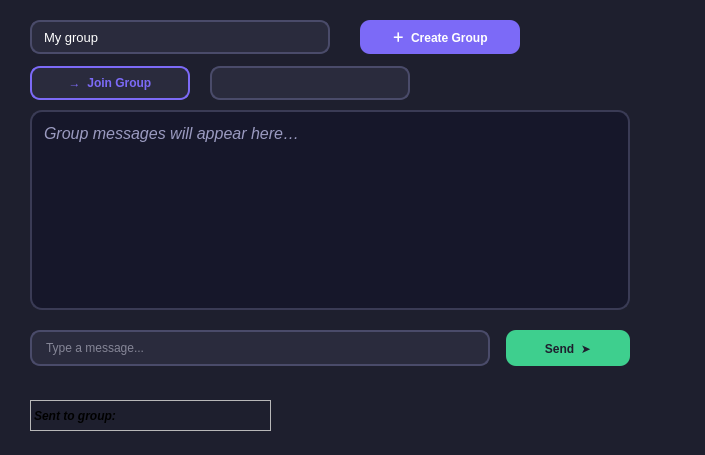
The window that src/gui/GroupWindow.ui (marwanH1795/Campus-Connect-Project-Sara---Karim---Mohamed---Marwan-) describes before a commit, drawn with Qt 5.
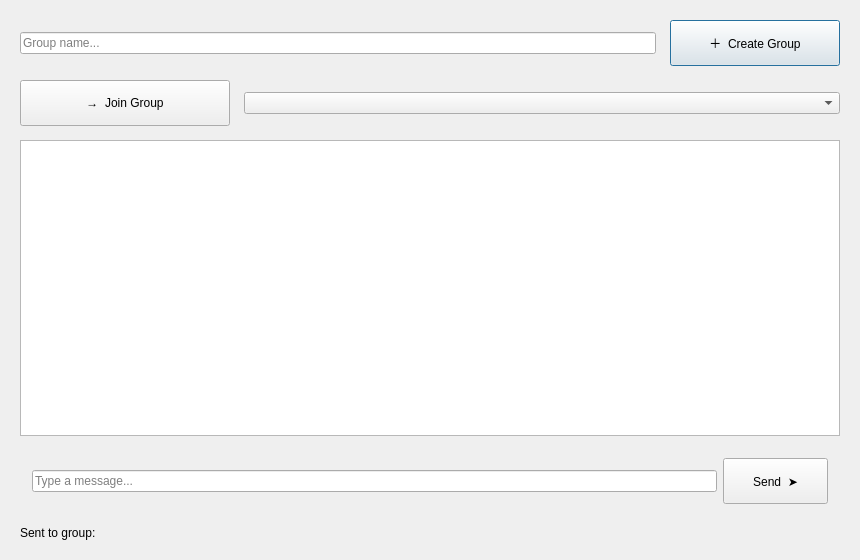
The same window after the commit.

Diff of the .ui file:
```diff
--- a/src/gui/GroupWindow.ui
+++ b/src/gui/GroupWindow.ui
@@ -6,281 +6,168 @@
    <rect>
     <x>0</x>
     <y>0</y>
-    <width>705</width>
-    <height>455</height>
+    <width>860</width>
+    <height>560</height>
    </rect>
   </property>
   <property name="windowTitle">
    <string>Group Chat</string>
   </property>
-  <property name="styleSheet">
-   <string>
-    QDialog {
-      background-color: #1e1f2e;
-      color: #e0e0f0;
-      font-family: &quot;Segoe UI&quot;, Arial, sans-serif;
-    }
-
-    /* ── Group name input ── */
-    QLineEdit#groupNameInput {
-      background-color: #2a2b3d;
-      color: #ffffff;
-      border: 2px solid #4a4b6a;
-      border-radius: 10px;
-      padding: 4px 10px;
-      font-size: 13px;
-      selection-background-color: #7c6af7;
-    }
-    QLineEdit#groupNameInput:focus {
-      border: 2px solid #7c6af7;
-    }
-
-    /* ── Message input ── */
-    QLineEdit#groupMessageInput {
-      background-color: #2a2b3d;
-      color: #e0e0f0;
-      border: 2px solid #4a4b6a;
-      border-radius: 10px;
-      padding: 4px 12px;
-      font-size: 12px;
-    }
-    QLineEdit#groupMessageInput:focus {
-      border: 2px solid #7c6af7;
-    }
-
-    /* ── Shared button base ── */
-    QPushButton {
-      border-radius: 10px;
-      padding: 5px 14px;
-      font-size: 12px;
-      font-weight: bold;
-      font-family: &quot;Segoe UI&quot;, Arial, sans-serif;
-    }
-
-    /* ── Create Group button ── */
-    QPushButton#createButton {
-      background-color: #7c6af7;
-      color: #ffffff;
-      border: none;
-    }
-    QPushButton#createButton:hover {
-      background-color: #9b8dff;
-    }
-    QPushButton#createButton:pressed {
-      background-color: #5a4fcf;
-    }
-
-    /* ── Join Group button ── */
-    QPushButton#joinButton {
-      background-color: #2a2b3d;
-      color: #7c6af7;
-      border: 2px solid #7c6af7;
-    }
-    QPushButton#joinButton:hover {
-      background-color: #7c6af7;
-      color: #ffffff;
-    }
-    QPushButton#joinButton:pressed {
-      background-color: #5a4fcf;
-      color: #ffffff;
-    }
-
-    /* ── Send button ── */
-    QPushButton#sendButton {
-      background-color: #3ecf8e;
-      color: #1e1f2e;
-      border: none;
-    }
-    QPushButton#sendButton:hover {
-      background-color: #55e0a3;
-    }
-    QPushButton#sendButton:pressed {
-      background-color: #28a570;
-    }
-
-    /* ── ComboBox ── */
-    QComboBox#groupSelector {
-      background-color: #2a2b3d;
-      color: #e0e0f0;
-      border: 2px solid #4a4b6a;
-      border-radius: 10px;
-      padding: 3px 10px;
-      font-size: 12px;
-    }
-    QComboBox#groupSelector:focus {
-      border: 2px solid #7c6af7;
-    }
-    QComboBox#groupSelector::drop-down {
-      border: none;
-      width: 24px;
-    }
-    QComboBox QAbstractItemView {
-      background-color: #2a2b3d;
-      color: #e0e0f0;
-      selection-background-color: #7c6af7;
-      border: 1px solid #4a4b6a;
-      border-radius: 6px;
-    }
-
-    /* ── Chat display ── */
-    QTextEdit#groupDisplay {
-      background-color: #16172a;
-      color: #dcdcf0;
-      border: 2px solid #3a3b55;
-      border-radius: 12px;
-      padding: 8px;
-      font-size: 12px;
-      font-family: &quot;Segoe UI&quot;, Arial, sans-serif;
-    }
-
-    /* ── Scrollbars ── */
-    QScrollBar:vertical {
-      background: #1e1f2e;
-      width: 8px;
-      border-radius: 4px;
-    }
-    QScrollBar::handle:vertical {
-      background: #4a4b6a;
-      border-radius: 4px;
-      min-height: 20px;
-    }
-    QScrollBar::handle:vertical:hover {
-      background: #7c6af7;
-    }
-    QScrollBar::add-line:vertical, QScrollBar::sub-line:vertical {
-      height: 0px;
-    }
-   </string>
-  </property>
-  <widget class="QLineEdit" name="groupNameInput">
-   <property name="geometry">
-    <rect>
-     <x>30</x>
-     <y>20</y>
-     <width>300</width>
-     <height>34</height>
-    </rect>
+  <layout class="QVBoxLayout" name="mainLayout">
+   <property name="spacing">
+    <number>14</number>
    </property>
-   <property name="text">
-    <string>My group</string>
+   <property name="leftMargin">
+    <number>20</number>
    </property>
-   <property name="placeholderText">
-    <string>Group name...</string>
+   <property name="topMargin">
+    <number>20</number>
    </property>
-  </widget>
-  <widget class="QPushButton" name="createButton">
-   <property name="geometry">
-    <rect>
-     <x>360</x>
-     <y>20</y>
-     <width>160</width>
-     <height>34</height>
-    </rect>
+   <property name="rightMargin">
+    <number>20</number>
    </property>
-   <property name="text">
-    <string>＋  Create Group</string>
+   <property name="bottomMargin">
+    <number>20</number>
    </property>
-  </widget>
-  <widget class="QPushButton" name="joinButton">
-   <property name="geometry">
-    <rect>
-     <x>30</x>
-     <y>66</y>
-     <width>160</width>
-     <height>34</height>
-    </rect>
-   </property>
-   <property name="text">
-    <string>→  Join Group</string>
-   </property>
-  </widget>
-  <widget class="QComboBox" name="groupSelector">
-   <property name="geometry">
-    <rect>
-     <x>210</x>
-     <y>66</y>
-     <width>200</width>
-     <height>34</height>
-    </rect>
-   </property>
-  </widget>
-  <widget class="QTextEdit" name="groupDisplay">
-   <property name="geometry">
-    <rect>
-     <x>30</x>
-     <y>110</y>
-     <width>600</width>
-     <height>200</height>
-    </rect>
-   </property>
-   <property name="readOnly">
-    <bool>true</bool>
-   </property>
-   <property name="html">
-    <string>&lt;!DOCTYPE HTML PUBLIC &quot;-//W3C//DTD HTML 4.0//EN&quot; &quot;http://www.w3.org/TR/REC-html40/strict.dtd&quot;&gt;
-&lt;html&gt;&lt;head&gt;&lt;meta name=&quot;qrichtext&quot; content=&quot;1&quot; /&gt;&lt;meta charset=&quot;utf-8&quot; /&gt;&lt;style type=&quot;text/css&quot;&gt;
-p, li { white-space: pre-wrap; }
-hr { height: 1px; border-width: 0; }
-li.unchecked::marker { content: &quot;\2610&quot;; }
-li.checked::marker { content: &quot;\2612&quot;; }
-&lt;/style&gt;&lt;/head&gt;&lt;body style=&quot; font-family:'Segoe UI','Arial','sans-serif'; font-size:12px; font-weight:400; font-style:normal;&quot;&gt;
-&lt;p style=&quot; margin-top:6px; margin-bottom:6px; margin-left:0px; margin-right:0px; -qt-block-indent:0; text-indent:0px;&quot;&gt;&lt;span style=&quot; font-family:'Segoe UI'; font-size:12pt; font-style:italic; color:#9a9ac0;&quot;&gt;Group messages will appear here…&lt;/span&gt;&lt;span style=&quot; font-family:'Segoe UI'; font-size:12pt; color:#9a9ac0;&quot;&gt; &lt;/span&gt;&lt;/p&gt;&lt;/body&gt;&lt;/html&gt;</string>
-   </property>
-  </widget>
-  <widget class="QLineEdit" name="groupMessageInput">
-   <property name="geometry">
-    <rect>
-     <x>30</x>
-     <y>330</y>
-     <width>460</width>
-     <height>36</height>
-    </rect>
-   </property>
-   <property name="placeholderText">
-    <string>Type a message...</string>
-   </property>
-  </widget>
-  <widget class="QPushButton" name="sendButton">
-   <property name="geometry">
-    <rect>
-     <x>506</x>
-     <y>330</y>
-     <width>124</width>
-     <height>36</height>
-    </rect>
-   </property>
-   <property name="text">
-    <string>Send  ➤</string>
-   </property>
-  </widget>
-  <widget class="QLabel" name="statusLabel">
-   <property name="geometry">
-    <rect>
-     <x>30</x>
-     <y>400</y>
-     <width>241</width>
-     <height>31</height>
-    </rect>
-   </property>
-   <property name="font">
-    <font>
-     <italic>true</italic>
-     <bold>true</bold>
-    </font>
-   </property>
-   <property name="frameShape">
-    <enum>QFrame::Shape::StyledPanel</enum>
-   </property>
-   <property name="lineWidth">
-    <number>0</number>
-   </property>
-   <property name="text">
-    <string>Sent to group: </string>
-   </property>
-   <property name="textFormat">
-    <enum>Qt::TextFormat::AutoText</enum>
-   </property>
-  </widget>
+
+   <item>
+    <layout class="QHBoxLayout" name="createLayout">
+     <item>
+      <widget class="QLineEdit" name="groupNameInput">
+       <property name="minimumHeight">
+        <number>46</number>
+       </property>
+       <property name="placeholderText">
+        <string>Group name...</string>
+       </property>
+      </widget>
+     </item>
+     <item>
+      <widget class="QPushButton" name="createButton">
+       <property name="minimumSize">
+        <size>
+         <width>170</width>
+         <height>46</height>
+        </size>
+       </property>
+       <property name="maximumSize">
+        <size>
+         <width>210</width>
+         <height>46</height>
+        </size>
+       </property>
+       <property name="text">
+        <string>＋  Create Group</string>
+       </property>
+      </widget>
+     </item>
+    </layout>
+   </item>
+
+   <item>
+    <layout class="QHBoxLayout" name="joinLayout">
+     <item>
+      <widget class="QPushButton" name="joinButton">
+       <property name="minimumSize">
+        <size>
+         <width>170</width>
+         <height>46</height>
+        </size>
+       </property>
+       <property name="maximumSize">
+        <size>
+         <width>210</width>
+         <height>46</height>
+        </size>
+       </property>
+       <property name="text">
+        <string>→  Join Group</string>
+       </property>
+      </widget>
+     </item>
+     <item>
+      <widget class="QComboBox" name="groupSelector">
+       <property name="minimumHeight">
+        <number>46</number>
+       </property>
+      </widget>
+     </item>
+    </layout>
+   </item>
+
+   <item>
+    <widget class="QTextEdit" name="groupDisplay">
+     <property name="readOnly">
+      <bool>true</bool>
+     </property>
+    </widget>
+   </item>
+
+   <item>
+    <widget class="QFrame" name="inputBar">
+     <property name="minimumHeight">
+      <number>66</number>
+     </property>
+     <layout class="QHBoxLayout" name="inputLayout">
+      <property name="leftMargin">
+       <number>12</number>
+      </property>
+      <property name="topMargin">
+       <number>8</number>
+      </property>
+      <property name="rightMargin">
+       <number>12</number>
+      </property>
+      <property name="bottomMargin">
+       <number>8</number>
+      </property>
+      <item>
+       <widget class="QLineEdit" name="groupMessageInput">
+        <property name="minimumHeight">
+         <number>44</number>
+        </property>
+        <property name="placeholderText">
+         <string>Type a message...</string>
+        </property>
+       </widget>
+      </item>
+      <item>
+       <widget class="QPushButton" name="sendButton">
+        <property name="minimumSize">
+         <size>
+          <width>105</width>
+          <height>46</height>
+         </size>
+        </property>
+        <property name="maximumSize">
+         <size>
+          <width>115</width>
+          <height>46</height>
+         </size>
+        </property>
+        <property name="text">
+         <string>Send  ➤</string>
+        </property>
+       </widget>
+      </item>
+     </layout>
+    </widget>
+   </item>
+
+   <item>
+    <widget class="QLabel" name="statusLabel">
+     <property name="minimumHeight">
+      <number>34</number>
+     </property>
+     <property name="maximumWidth">
+      <number>420</number>
+     </property>
+     <property name="text">
+      <string>Sent to group:</string>
+     </property>
+    </widget>
+   </item>
+  </layout>
  </widget>
  <resources/>
  <connections/>
```
